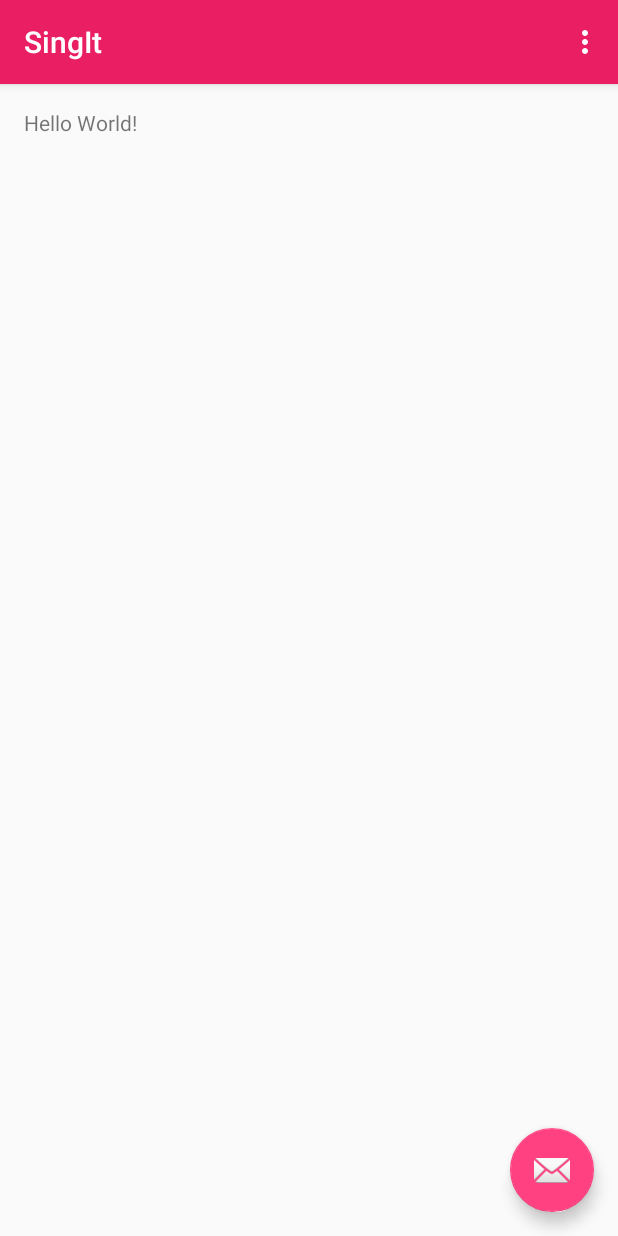
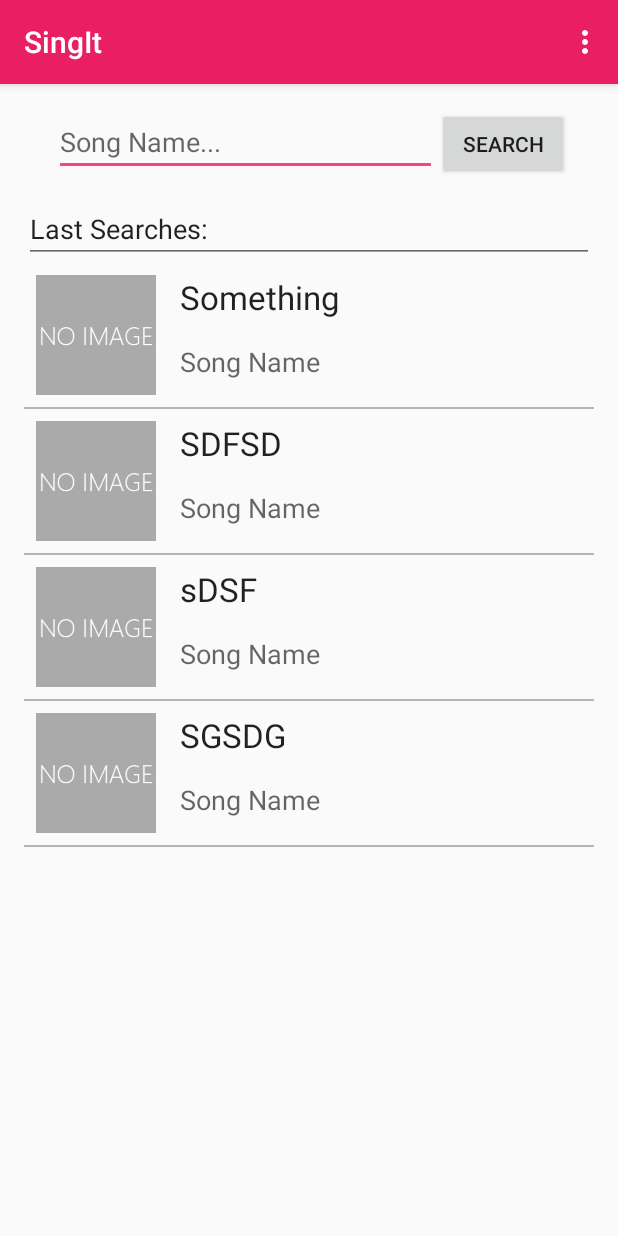
Before and after one commit to ShayShahar/SingIt, an Android app: the MainActivity screen opened directly, with no data from a screen before it, on a phone screen of 412 x 824 dp. Run offline under Robolectric (Android 15) with nearby library versions, the phone set to English and light mode, and no system bars.

Commit message:
MainActivity view

```diff
--- /dev/null
+++ b/app/src/main/java/com/singit/shays/singit/CustomAdapter.java
@@ -0,0 +1,35 @@
+package com.singit.shays.singit;
+
+import android.content.Context;
+import android.view.LayoutInflater;
+import android.view.View;
+import android.view.ViewGroup;
+import android.widget.ArrayAdapter;
+import android.widget.ImageView;
+import android.widget.TextView;
+
+/**
+ * Created by shays on 20/05/2016.
+ */
+class CustomAdapter extends ArrayAdapter<String> {
+
+    CustomAdapter(Context context, String[] details){
+        super(context,R.layout.custom_row,details);
+    }
+
+    @Override
+    public View getView(int position, View convertView, ViewGroup parent) {
+        LayoutInflater inflater = LayoutInflater.from(getContext());
+        View customView = inflater.inflate(R.layout.custom_row,parent,false);
+
+        String artist = getItem(position);
+        TextView artistText = (TextView) customView.findViewById(R.id.artistText);
+        TextView songText = (TextView) customView.findViewById(R.id.songText);
+        ImageView artistImage = (ImageView) customView.findViewById(R.id.artistImage);
+
+        artistText.setText(artist);
+        artistImage.setImageResource(R.drawable.no_img);
+
+        return customView;
+    }
+}
--- a/app/src/main/java/com/singit/shays/singit/MainActivity.java
+++ b/app/src/main/java/com/singit/shays/singit/MainActivity.java
@@ -1,5 +1,6 @@
 package com.singit.shays.singit;
 
+import android.app.ListActivity;
 import android.os.Bundle;
 import android.support.design.widget.FloatingActionButton;
 import android.support.design.widget.Snackbar;
@@ -8,6 +9,9 @@ import android.support.v7.widget.Toolbar;
 import android.view.View;
 import android.view.Menu;
 import android.view.MenuItem;
+import android.widget.ArrayAdapter;
+import android.widget.ListAdapter;
+import android.widget.ListView;
 
 public class MainActivity extends AppCompatActivity {
 
@@ -18,14 +22,10 @@ public class MainActivity extends AppCompatActivity {
         Toolbar toolbar = (Toolbar) findViewById(R.id.toolbar);
         setSupportActionBar(toolbar);
 
-       FloatingActionButton fab = (FloatingActionButton) findViewById(R.id.fab);
-        fab.setOnClickListener(new View.OnClickListener() {
-            @Override
-            public void onClick(View view) {
-                Snackbar.make(view, "Replace with your own action", Snackbar.LENGTH_LONG)
-                        .setAction("Action", null).show();
-            }
-        });
+        String[] items = {"Something", "SDFSD", "sDSF", "SGSDG"};
+        ListAdapter adapter = new CustomAdapter(this,items);
+        ListView list = (ListView) findViewById(R.id.lastSearchesList);
+        list.setAdapter(adapter);
     }
 
     @Override
--- a/app/src/main/res/layout/activity_main.xml
+++ b/app/src/main/res/layout/activity_main.xml
@@ -24,12 +24,4 @@
 
     <include layout="@layout/content_main"/>
 
-    <android.support.design.widget.FloatingActionButton
-        android:id="@+id/fab"
-        android:layout_width="wrap_content"
-        android:layout_height="wrap_content"
-        android:layout_gravity="bottom|end"
-        android:layout_margin="@dimen/fab_margin"
-        android:src="@android:drawable/ic_dialog_email" />
-
 </android.support.design.widget.CoordinatorLayout>
--- a/app/src/main/res/layout/content_main.xml
+++ b/app/src/main/res/layout/content_main.xml
@@ -13,8 +13,53 @@
     tools:showIn="@layout/activity_main"
     tools:context="com.singit.shays.singit.MainActivity">
 
-    <TextView
-        android:text="Hello World!"
-        android:layout_width="wrap_content"
-        android:layout_height="wrap_content" />
+
+    <LinearLayout
+        android:orientation="vertical"
+        android:layout_width="match_parent"
+        android:layout_height="match_parent"
+        android:layout_alignParentTop="true"
+        android:weightSum="1"
+        android:paddingBottom="0dp"
+        android:padding="0dp"
+        android:paddingTop="0dp"
+        android:paddingLeft="0dp"
+        android:paddingRight="0dp">
+
+        <LinearLayout
+            android:orientation="horizontal"
+            android:layout_width="match_parent"
+            android:layout_height="wrap_content"
+            android:layout_gravity="right"
+            android:paddingLeft="20dp">
+
+            <EditText
+                android:layout_width="255dp"
+                android:layout_height="wrap_content"
+                android:id="@+id/songNameTxt"
+                android:hint="Song Name..." />
+
+            <Button
+                android:layout_width="wrap_content"
+                android:layout_height="wrap_content"
+                android:text="Search"
+                android:id="@+id/searchBtn" />
+        </LinearLayout>
+
+        <EditText
+            android:layout_width="match_parent"
+            android:layout_height="wrap_content"
+            android:id="@+id/editText"
+            android:text="Last Searches:"
+            android:editable="false"
+            android:layout_marginTop="10dp"/>
+
+        <ListView
+            android:id="@+id/lastSearchesList"
+            android:layout_width="fill_parent"
+            android:layout_height="468dp"
+            android:divider="#b5b5b5"
+            android:dividerHeight="1dp"
+            android:layout_weight="0.65" />
+    </LinearLayout>
 </RelativeLayout>
--- /dev/null
+++ b/app/src/main/res/layout/custom_row.xml
@@ -0,0 +1,35 @@
+<?xml version="1.0" encoding="utf-8"?>
+<LinearLayout xmlns:android="http://schemas.android.com/apk/res/android"
+    android:orientation="horizontal" android:layout_width="match_parent"
+    android:layout_height="match_parent">
+
+    <ImageView
+        android:layout_width="80dp"
+        android:layout_height="80dp"
+        android:id="@+id/artistImage"
+        android:src="@drawable/no_img"
+        android:layout_margin="8dp" />
+
+    <LinearLayout
+        android:orientation="vertical"
+        android:layout_width="match_parent"
+        android:layout_height="match_parent">
+
+        <TextView
+            android:layout_width="wrap_content"
+            android:layout_height="wrap_content"
+            android:textAppearance="?android:attr/textAppearanceLarge"
+            android:text="Artist Name"
+            android:id="@+id/artistText"
+            android:layout_margin="8dp" />
+
+        <TextView
+            android:layout_width="wrap_content"
+            android:layout_height="wrap_content"
+            android:textAppearance="?android:attr/textAppearanceMedium"
+            android:text="Song Name"
+            android:id="@+id/songText"
+            android:layout_margin="8dp" />
+    </LinearLayout>
+
+</LinearLayout>
```
Also changed, not shown: app/src/main/res/drawable/no_img.png (added), 2 other files.
